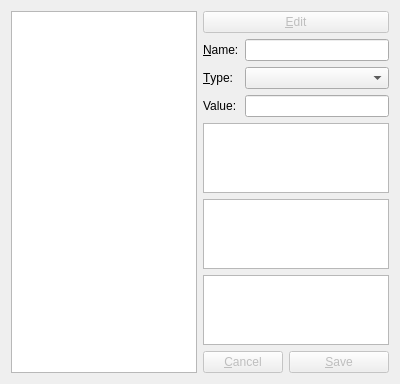
Above: miasmod_data.ui from DarkStarSword/miasmata-fixes before the change. Below: the same form after it.
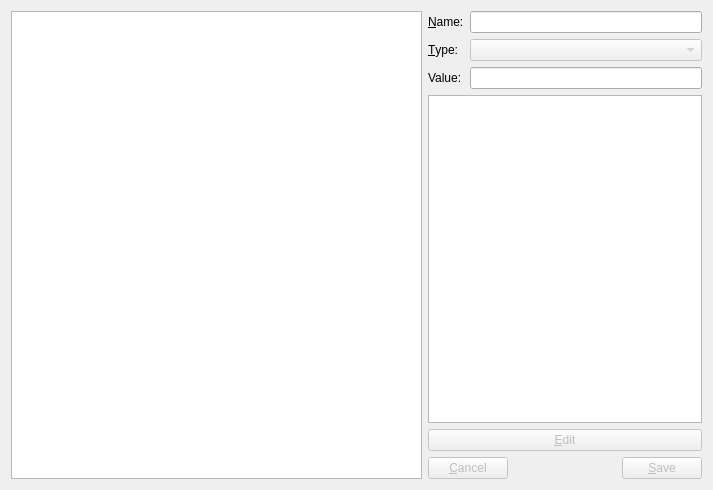
That is the form after the change.

Commit message: Values are now displayed

```diff
--- a/miasmod_data.ui
+++ b/miasmod_data.ui
@@ -6,13 +6,16 @@
    <rect>
     <x>0</x>
     <y>0</y>
-    <width>400</width>
-    <height>300</height>
+    <width>713</width>
+    <height>490</height>
    </rect>
   </property>
-  <layout class="QHBoxLayout" name="horizontalLayout">
+  <layout class="QHBoxLayout" name="horizontalLayout" stretch="3,2">
    <item>
     <widget class="QTreeView" name="treeView">
+     <property name="alternatingRowColors">
+      <bool>true</bool>
+     </property>
      <property name="uniformRowHeights">
       <bool>true</bool>
      </property>
@@ -23,16 +26,6 @@
    </item>
    <item>
     <layout class="QVBoxLayout" name="verticalLayout_2">
-     <item>
-      <widget class="QPushButton" name="edit">
-       <property name="enabled">
-        <bool>false</bool>
-       </property>
-       <property name="text">
-        <string>&amp;Edit</string>
-       </property>
-      </widget>
-     </item>
      <item>
       <layout class="QFormLayout" name="formLayout">
        <item row="1" column="0">
@@ -53,7 +46,11 @@
         </widget>
        </item>
        <item row="2" column="1">
-        <widget class="QComboBox" name="type"/>
+        <widget class="QComboBox" name="type">
+         <property name="enabled">
+          <bool>false</bool>
+         </property>
+        </widget>
        </item>
        <item row="2" column="0">
         <widget class="QLabel" name="label_2">
@@ -82,14 +79,17 @@
       </layout>
      </item>
      <item>
-      <widget class="QListWidget" name="value_list"/>
-     </item>
-     <item>
-      <widget class="QTableWidget" name="value_table"/>
-     </item>
-     <item>
-      <widget class="QPlainTextEdit" name="value_hex">
-       <property name="readOnly">
+      <widget class="QListWidget" name="value_list">
+       <property name="sizePolicy">
+        <sizepolicy hsizetype="Expanding" vsizetype="Expanding">
+         <horstretch>0</horstretch>
+         <verstretch>100</verstretch>
+        </sizepolicy>
+       </property>
+       <property name="alternatingRowColors">
+        <bool>true</bool>
+       </property>
+       <property name="uniformItemSizes">
         <bool>true</bool>
        </property>
       </widget>
@@ -102,24 +102,24 @@
        <property name="sizeHint" stdset="0">
         <size>
          <width>20</width>
-         <height>40</height>
+         <height>0</height>
         </size>
        </property>
       </spacer>
      </item>
      <item>
-      <layout class="QFormLayout" name="formLayout_2">
-       <item row="1" column="0">
-        <widget class="QPushButton" name="cancel">
-         <property name="enabled">
-          <bool>false</bool>
-         </property>
-         <property name="text">
-          <string>&amp;Cancel</string>
-         </property>
-        </widget>
-       </item>
-       <item row="1" column="1">
+      <widget class="QPushButton" name="edit">
+       <property name="enabled">
+        <bool>false</bool>
+       </property>
+       <property name="text">
+        <string>&amp;Edit</string>
+       </property>
+      </widget>
+     </item>
+     <item>
+      <layout class="QGridLayout" name="gridLayout_2">
+       <item row="1" column="2">
         <widget class="QPushButton" name="pushButton">
          <property name="enabled">
           <bool>false</bool>
@@ -129,6 +129,29 @@
          </property>
         </widget>
        </item>
+       <item row="1" column="0">
+        <widget class="QPushButton" name="cancel">
+         <property name="enabled">
+          <bool>false</bool>
+         </property>
+         <property name="text">
+          <string>&amp;Cancel</string>
+         </property>
+        </widget>
+       </item>
+       <item row="1" column="1">
+        <spacer name="horizontalSpacer">
+         <property name="orientation">
+          <enum>Qt::Horizontal</enum>
+         </property>
+         <property name="sizeHint" stdset="0">
+          <size>
+           <width>40</width>
+           <height>20</height>
+          </size>
+         </property>
+        </spacer>
+       </item>
       </layout>
      </item>
     </layout>
```
The commit also changes 3 other files.
